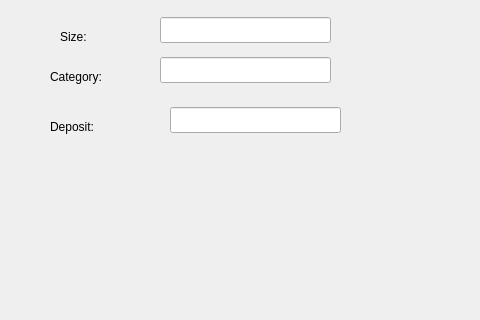
cristhianguerreno/StoreInventory, file additemdialogue.ui: the form before one commit; both pictures show x 0 to 480 and y 163 to 483 of the 1005 by 629 pixel window.
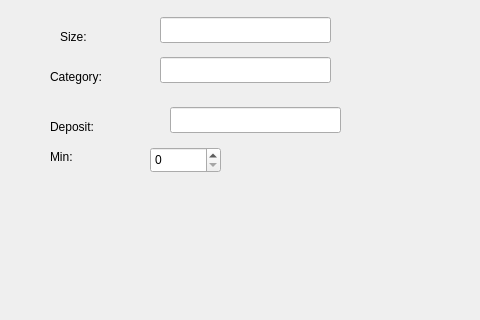
The form after the commit.

Patch:
```diff
--- a/additemdialogue.ui
+++ b/additemdialogue.ui
@@ -212,6 +212,29 @@
     </rect>
    </property>
   </widget>
+  <widget class="QSpinBox" name="sbMinimumStock">
+   <property name="geometry">
+    <rect>
+     <x>150</x>
+     <y>310</y>
+     <width>71</width>
+     <height>26</height>
+    </rect>
+   </property>
+  </widget>
+  <widget class="QLabel" name="lblBrand_5">
+   <property name="geometry">
+    <rect>
+     <x>50</x>
+     <y>310</y>
+     <width>63</width>
+     <height>20</height>
+    </rect>
+   </property>
+   <property name="text">
+    <string>Min:</string>
+   </property>
+  </widget>
  </widget>
  <resources/>
  <connections/>
```
